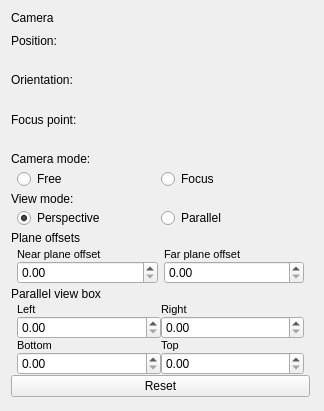
Qt form src/qt_app/UI/camerawidget.ui (DisonGo/s21_3DViewer) before a commit.
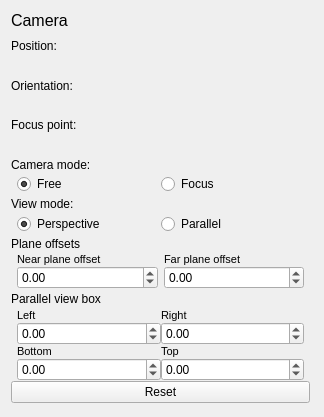
The same form after that commit. Custom widgets are drawn as their Qt base class.

```diff
--- a/src/qt_app/UI/camerawidget.ui
+++ b/src/qt_app/UI/camerawidget.ui
@@ -7,7 +7,7 @@
     <x>0</x>
     <y>0</y>
     <width>324</width>
-    <height>411</height>
+    <height>417</height>
    </rect>
   </property>
   <property name="windowTitle">
@@ -16,6 +16,11 @@
   <layout class="QGridLayout" name="gridLayout">
    <item row="0" column="0">
     <widget class="QLabel" name="CameraL">
+     <property name="font">
+      <font>
+       <pointsize>12</pointsize>
+      </font>
+     </property>
      <property name="text">
       <string>Camera</string>
      </property>
@@ -63,14 +68,14 @@
        </widget>
       </item>
       <item>
-       <widget class="QLabel" name="RotationL">
+       <widget class="QLabel" name="OrientationL">
         <property name="text">
          <string>Orientation:</string>
         </property>
        </widget>
       </item>
       <item>
-       <widget class="TripletController" name="RotationTriplet" native="true">
+       <widget class="TripletController" name="OrientationTriplet" native="true">
         <property name="minimumSize">
          <size>
           <width>0</width>
@@ -80,14 +85,14 @@
        </widget>
       </item>
       <item>
-       <widget class="QLabel" name="ScaleL">
+       <widget class="QLabel" name="FocusPointL">
         <property name="text">
          <string>Focus point:</string>
         </property>
        </widget>
       </item>
       <item>
-       <widget class="TripletController" name="ScaleTriplet" native="true">
+       <widget class="TripletController" name="FocusPointTriplet" native="true">
         <property name="minimumSize">
          <size>
           <width>0</width>
@@ -122,6 +127,9 @@
           <property name="checked">
            <bool>true</bool>
           </property>
+          <attribute name="buttonGroup">
+           <string notr="true">CameraModeG</string>
+          </attribute>
          </widget>
         </item>
         <item>
@@ -129,6 +137,9 @@
           <property name="text">
            <string>Focus</string>
           </property>
+          <attribute name="buttonGroup">
+           <string notr="true">CameraModeG</string>
+          </attribute>
          </widget>
         </item>
        </layout>
@@ -159,6 +170,9 @@
           <property name="checked">
            <bool>true</bool>
           </property>
+          <attribute name="buttonGroup">
+           <string notr="true">ViewModeG</string>
+          </attribute>
          </widget>
         </item>
         <item>
@@ -166,6 +180,9 @@
           <property name="text">
            <string>Parallel</string>
           </property>
+          <attribute name="buttonGroup">
+           <string notr="true">ViewModeG</string>
+          </attribute>
          </widget>
         </item>
        </layout>
@@ -216,10 +233,24 @@
          </widget>
         </item>
         <item row="1" column="0">
-         <widget class="QDoubleSpinBox" name="zRangeX"/>
+         <widget class="QDoubleSpinBox" name="zRangeXV">
+          <property name="minimum">
+           <double>-100000.000000000000000</double>
+          </property>
+          <property name="maximum">
+           <double>100000.000000000000000</double>
+          </property>
+         </widget>
         </item>
         <item row="1" column="1">
-         <widget class="QDoubleSpinBox" name="zRangeY"/>
+         <widget class="QDoubleSpinBox" name="zRangeYV">
+          <property name="minimum">
+           <double>-100000.000000000000000</double>
+          </property>
+          <property name="maximum">
+           <double>100000.000000000000000</double>
+          </property>
+         </widget>
         </item>
        </layout>
       </item>
@@ -266,10 +297,24 @@
          </widget>
         </item>
         <item row="1" column="0">
-         <widget class="QDoubleSpinBox" name="LeftV"/>
+         <widget class="QDoubleSpinBox" name="LeftV">
+          <property name="minimum">
+           <double>-10000.000000000000000</double>
+          </property>
+          <property name="maximum">
+           <double>10000.000000000000000</double>
+          </property>
+         </widget>
         </item>
         <item row="1" column="1">
-         <widget class="QDoubleSpinBox" name="RightV"/>
+         <widget class="QDoubleSpinBox" name="RightV">
+          <property name="minimum">
+           <double>-10000.000000000000000</double>
+          </property>
+          <property name="maximum">
+           <double>10000.000000000000000</double>
+          </property>
+         </widget>
         </item>
         <item row="2" column="0">
          <widget class="QLabel" name="BottomL">
@@ -296,15 +341,29 @@
          </widget>
         </item>
         <item row="3" column="0">
-         <widget class="QDoubleSpinBox" name="BottomV"/>
+         <widget class="QDoubleSpinBox" name="BottomV">
+          <property name="minimum">
+           <double>-10000.000000000000000</double>
+          </property>
+          <property name="maximum">
+           <double>10000.000000000000000</double>
+          </property>
+         </widget>
         </item>
         <item row="3" column="1">
-         <widget class="QDoubleSpinBox" name="TopV"/>
+         <widget class="QDoubleSpinBox" name="TopV">
+          <property name="minimum">
+           <double>-10000.000000000000000</double>
+          </property>
+          <property name="maximum">
+           <double>10000.000000000000000</double>
+          </property>
+         </widget>
         </item>
        </layout>
       </item>
       <item>
-       <widget class="QPushButton" name="pushButton">
+       <widget class="QPushButton" name="ResetBut">
         <property name="text">
          <string>Reset</string>
         </property>
```
Left out of the diff: 4 changed lines with no effect on the pictures.
